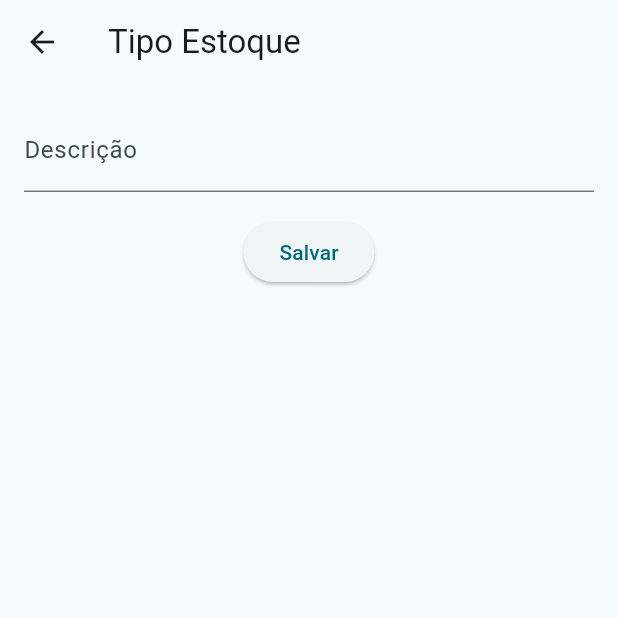
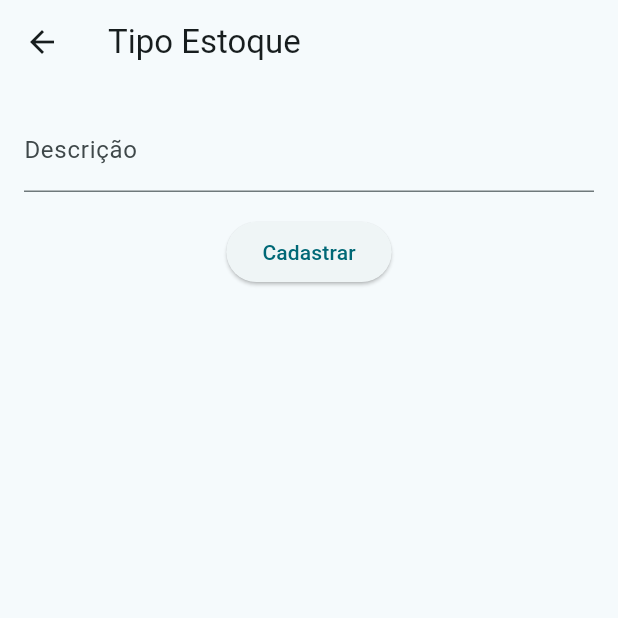
Before and after one commit to mateusrg/front_mercado, a Flutter app: the TipoEstoqueFormPage screen opened directly with empty values, on a phone screen of 412 x 824 dp, the top half of it. Run offline on Flutter 3.47's test engine with Material 3 defaults, Android fonts, the phone set to English and light mode, and no system bars; our stand-ins replace flutter_masked_text2, shared_preferences; accounts and stored records are empty.

Commit message:
botão "Salvar" alterado para "cadastrar"

```diff
--- a/lib/pages/tipos_estoque/tipos_estoque_page.dart
+++ b/lib/pages/tipos_estoque/tipos_estoque_page.dart
@@ -255,7 +255,7 @@ class _TipoEstoqueFormPageState extends State<TipoEstoqueFormPage> {
                   ? const CircularProgressIndicator()
                   : ElevatedButton(
                       onPressed: _salvar,
-                      child: const Text('Salvar'),
+                      child: const Text('Cadastrar'),
                     ),
             ],
           ),
```
